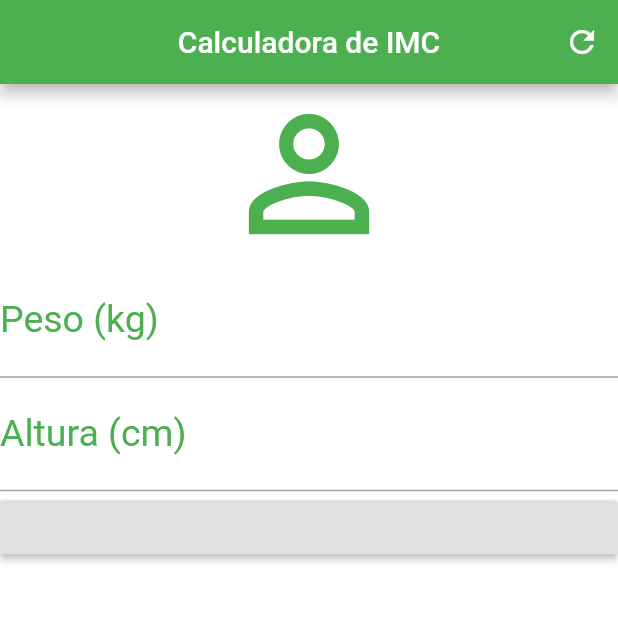
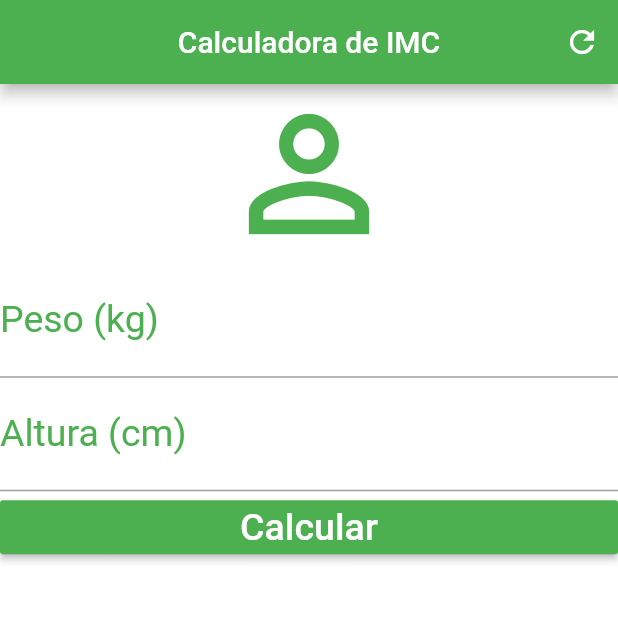
Before and after one commit to nielsonmuniz/calculo_imd, a Flutter app: the screen it shows after launch, on a phone screen of 412 x 824 dp, the top half of it. Run offline on Flutter 3.47's test engine with Material 2 defaults, Android fonts, the phone set to English and light mode, and no system bars.

Commit message:
projeto imc

```diff
--- a/lib/main.dart
+++ b/lib/main.dart
@@ -46,7 +46,14 @@ class _HomeState extends State<Home> {
             textAlign: TextAlign.center,
             style: TextStyle(color: Colors.green, fontSize: 25.0),
           ),
-          RaisedButton(onPressed: (){},),
+          RaisedButton(
+            onPressed: (){},
+            child: Text("Calcular", style: TextStyle(color: Colors.white,
+                fontSize: 25.0),),
+            color: Colors.green,
+          ),
+
+
 
         ],
       ),
```
